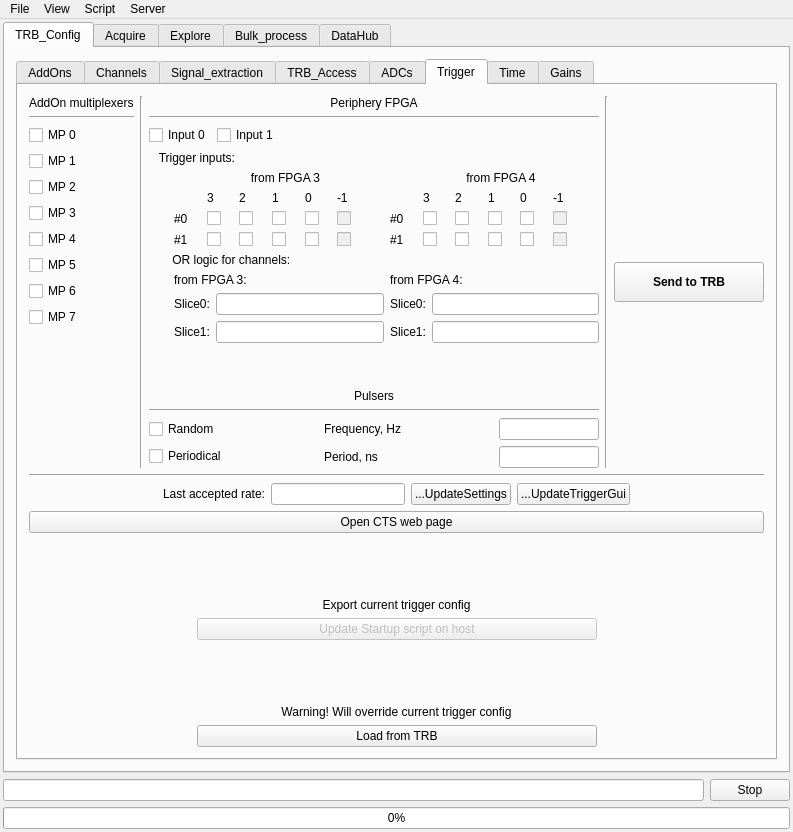
This is GUI/mainwindow.ui in andrmor/TRB3reader as Qt 5 draws it before an edit. The edited form follows.
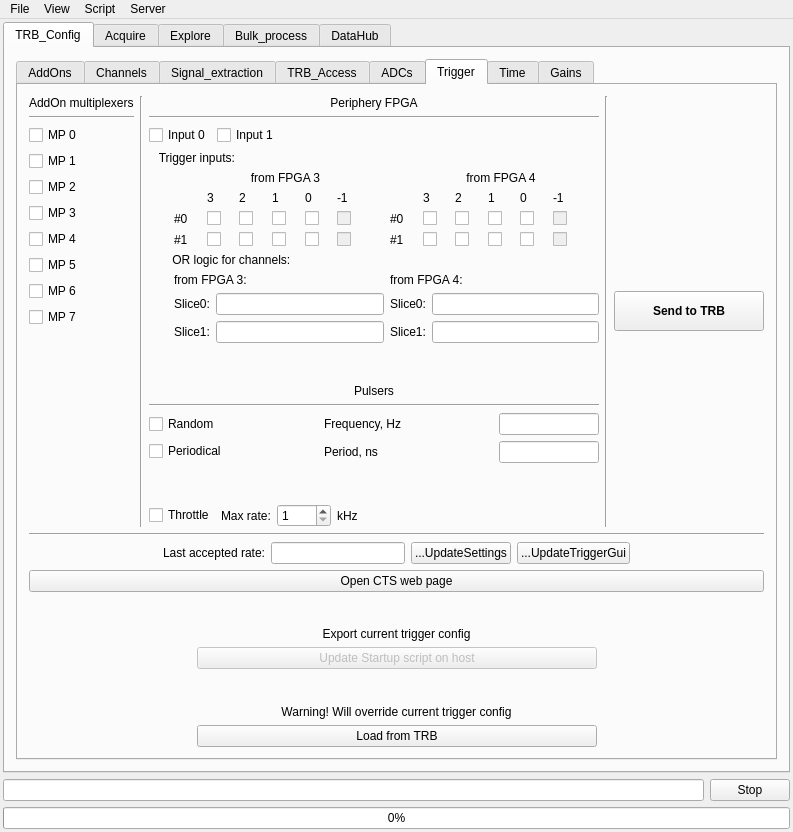
This is the edited form. The open tabs and pages were chosen to show the change.

Commit message: add throttle control

The edit to the form file:
```diff
--- a/GUI/mainwindow.ui
+++ b/GUI/mainwindow.ui
@@ -3056,6 +3056,70 @@
                   </item>
                  </layout>
                 </item>
+                <item>
+                 <spacer name="verticalSpacer_22">
+                  <property name="orientation">
+                   <enum>Qt::Vertical</enum>
+                  </property>
+                  <property name="sizeHint" stdset="0">
+                   <size>
+                    <width>20</width>
+                    <height>40</height>
+                   </size>
+                  </property>
+                 </spacer>
+                </item>
+                <item>
+                 <layout class="QHBoxLayout" name="horizontalLayout_88">
+                  <property name="topMargin">
+                   <number>0</number>
+                  </property>
+                  <item>
+                   <widget class="QCheckBox" name="cbThrottle">
+                    <property name="text">
+                     <string>Throttle</string>
+                    </property>
+                   </widget>
+                  </item>
+                  <item>
+                   <widget class="QLabel" name="label_35">
+                    <property name="text">
+                     <string>Max rate:</string>
+                    </property>
+                   </widget>
+                  </item>
+                  <item>
+                   <widget class="QSpinBox" name="sbThrottleValue">
+                    <property name="minimum">
+                     <number>1</number>
+                    </property>
+                    <property name="maximum">
+                     <number>1024</number>
+                    </property>
+                   </widget>
+                  </item>
+                  <item>
+                   <widget class="QLabel" name="label_122">
+                    <property name="text">
+                     <string>kHz</string>
+                    </property>
+                   </widget>
+                  </item>
+                  <item>
+                   <spacer name="horizontalSpacer_60">
+                    <property name="orientation">
+                     <enum>Qt::Horizontal</enum>
+                    </property>
+                    <property name="sizeHint" stdset="0">
+                     <size>
+                      <width>40</width>
+                      <height>20</height>
+                     </size>
+                    </property>
+                   </spacer>
+                  </item>
+                 </layout>
+                </item>
                </layout>
               </item>
               <item>
```
Left out of the diff: 180 changed lines with no effect on the pictures. The commit also changes 4 other files.
